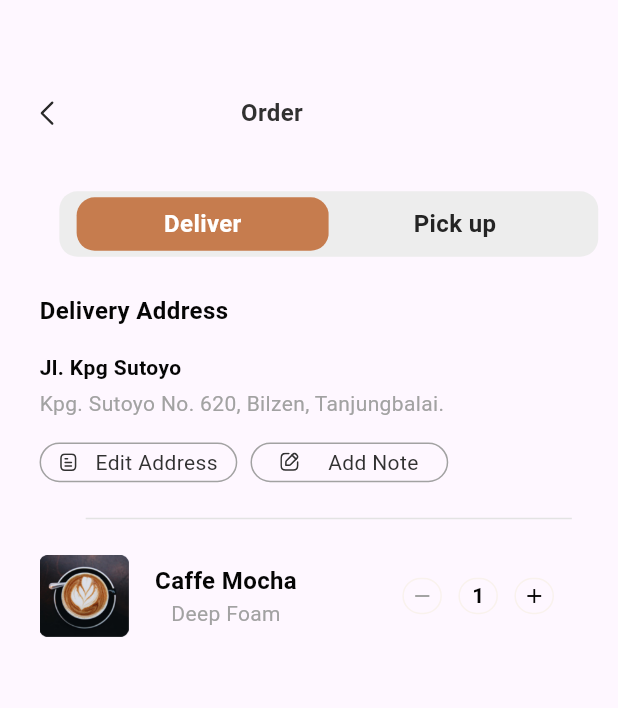
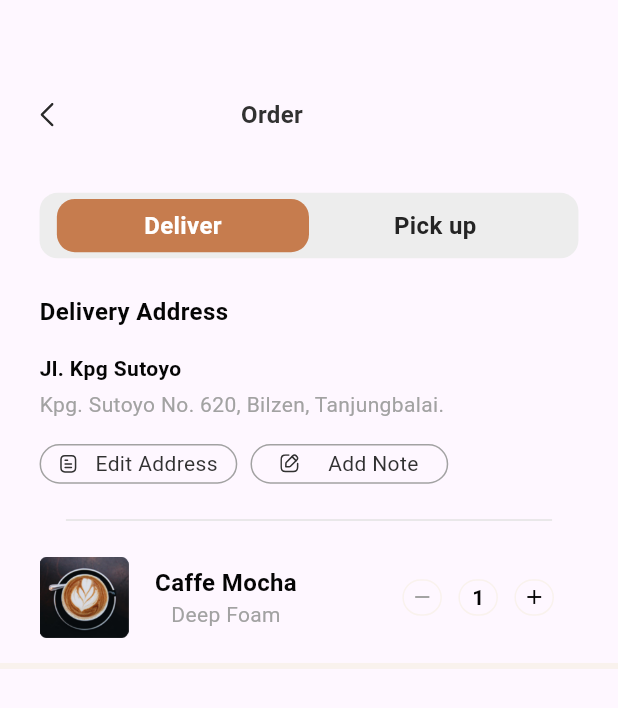
Before and after one commit to mahaabdulla/coffee_app, a Flutter app: the OrderBody screen opened directly, on a phone screen of 412 x 824 dp. Shown: the top 708 px of the screen. Run offline on Flutter 3.47's test engine with Material 3 defaults, Android fonts, the phone set to English and light mode, and no system bars; our stand-ins replace flutter_screenutil, flutter_svg.

Commit message:
fix padding

```diff
--- a/lib/feature/pages/order/widget/add_coffee_card.dart
+++ b/lib/feature/pages/order/widget/add_coffee_card.dart
@@ -4,12 +4,35 @@ import 'package:coffee_app/core/const/text.dart';
 import 'package:flutter/material.dart';
 import 'package:flutter_screenutil/flutter_screenutil.dart';
 
-class AddCoffeeCard extends StatelessWidget {
+class AddCoffeeCard extends StatefulWidget {
   const AddCoffeeCard({super.key});
 
   @override
+  State<AddCoffeeCard> createState() => _AddCoffeeCardState();
+}
+
+class _AddCoffeeCardState extends State<AddCoffeeCard> {
+  int quantity = 1;
+
+  void increment() {
+    setState(() {
+      quantity++;
+    });
+  }
+
+  void decrement() {
+    if (quantity > 1) {
+      setState(() {
+        quantity--;
+      });
+    }
+  }
+
+  @override
   Widget build(BuildContext context) {
-    return Row(
+    return Padding(
+      padding: EdgeInsets.symmetric(horizontal: 24.w),
+      child: Row(
         children: [
           Image.asset(caputionuImage, width: 54.w, height: 54.h),
           SizedBox(width: 16.w),
@@ -29,7 +52,9 @@ class AddCoffeeCard extends StatelessWidget {
             ],
           ),
           SizedBox(width: 64.w),
-        Container(
+          GestureDetector(
+            onTap: decrement,
+            child: Container(
               width: 24.w,
               height: 24.h,
               decoration: BoxDecoration(
@@ -37,6 +62,7 @@ class AddCoffeeCard extends StatelessWidget {
                 border: Border.all(color: Color(0XFFF9F2ED)),
               ),
               child: Icon(Icons.remove, color: geryTextColor, size: 16),
+            ),
           ),
           SizedBox(width: 10.w),
           Container(
@@ -48,7 +74,7 @@ class AddCoffeeCard extends StatelessWidget {
             ),
             child: Center(
               child: Text(
-              '1',
+                quantity.toString(),
                 style: TextStyles.headLine14.copyWith(
                   color: darkGreyTextColor,
                   fontWeight: FontWeight.bold,
@@ -57,7 +83,9 @@ class AddCoffeeCard extends StatelessWidget {
             ),
           ),
           SizedBox(width: 10.w),
-        Container(
+          GestureDetector(
+            onTap: increment,
+            child: Container(
               width: 24.w,
               height: 24.h,
               decoration: BoxDecoration(
@@ -66,7 +94,9 @@ class AddCoffeeCard extends StatelessWidget {
               ),
               child: Icon(Icons.add, color: darkGreyTextColor, size: 16),
             ),
+          ),
         ],
+      ),
     );
   }
 }
--- a/lib/feature/pages/order/widget/delivry_address_widget.dart
+++ b/lib/feature/pages/order/widget/delivry_address_widget.dart
@@ -11,7 +11,9 @@ class DelivryAddressWidget extends StatelessWidget {
 
   @override
   Widget build(BuildContext context) {
-    return Column(
+    return Padding(
+      padding: EdgeInsets.symmetric(horizontal: 24.w),
+      child: Column(
         crossAxisAlignment: CrossAxisAlignment.start,
         children: [
           Text(
@@ -43,6 +45,7 @@ class DelivryAddressWidget extends StatelessWidget {
             ],
           ),
         ],
+      ),
     );
   }
 }
--- a/lib/feature/pages/order/widget/navbar_widget.dart
+++ b/lib/feature/pages/order/widget/navbar_widget.dart
@@ -10,7 +10,9 @@ class NavbarWidget extends StatelessWidget {
 
   @override
   Widget build(BuildContext context) {
-    return Row(
+    return Padding(
+      padding: EdgeInsets.only(top: 64.h, left: 24.w, right: 24.w),
+      child: Row(
         children: [
           GestureDetector(
             onTap: () {
@@ -27,6 +29,7 @@ class NavbarWidget extends StatelessWidget {
             ),
           ),
         ],
+      ),
     );
   }
 }
--- a/lib/feature/pages/order/widget/order_body.dart
+++ b/lib/feature/pages/order/widget/order_body.dart
@@ -1,6 +1,3 @@
-import 'package:coffee_app/core/const/colors.dart';
-import 'package:coffee_app/core/const/png_images.dart';
-import 'package:coffee_app/core/const/text.dart';
 import 'package:coffee_app/feature/pages/details/widgets/custome_divider_widget.dart';
 import 'package:coffee_app/feature/pages/order/widget/add_coffee_card.dart';
 import 'package:coffee_app/feature/pages/order/widget/delivre_container.dart';
@@ -16,8 +13,6 @@ class OrderBody extends StatelessWidget {
   Widget build(BuildContext context) {
     return Scaffold(
       body: SafeArea(
-        child: Padding(
-          padding: EdgeInsets.only(top: 63.h, left: 24.w),
         child: Column(
           children: [
             NavbarWidget(),
@@ -30,8 +25,13 @@ class OrderBody extends StatelessWidget {
             GeryDivider(),
             SizedBox(height: 16.h),
             AddCoffeeCard(),
+            SizedBox(height: 16.h),
+            SizedBox(
+              width: 375.w,
+
+              child: Divider(color: Color(0XFFF9F2ED), height: 4, thickness: 4),
+            ),
           ],
-          ),
         ),
       ),
     );
```
Lines whose indentation alone changed are shown as unchanged.
